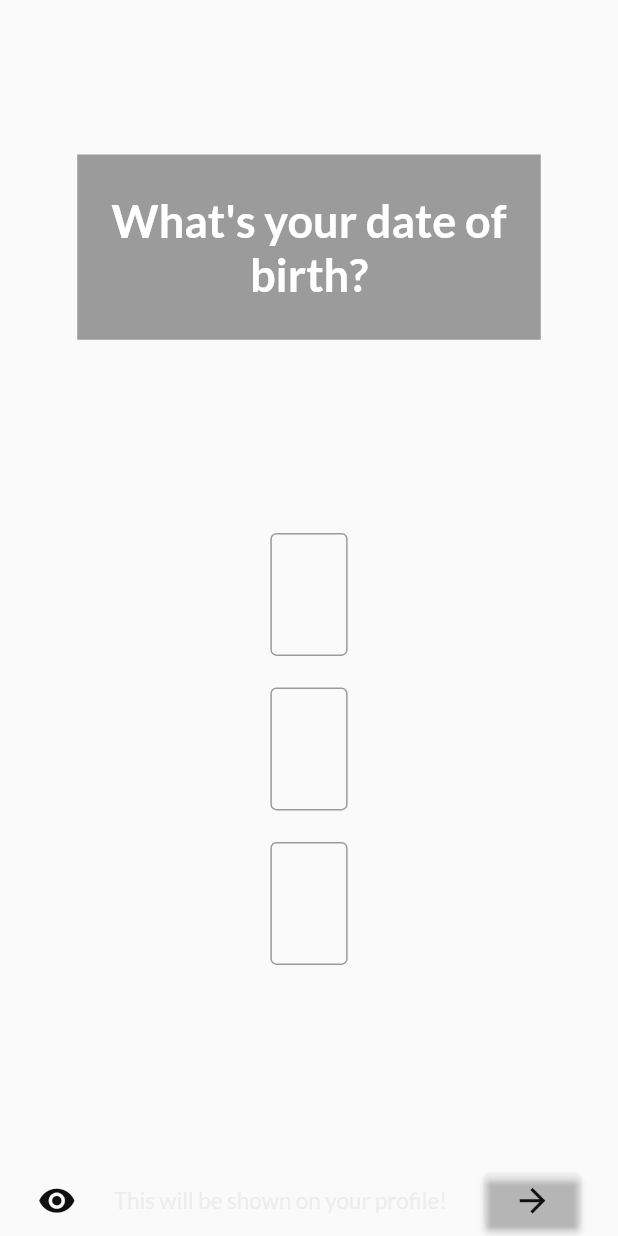
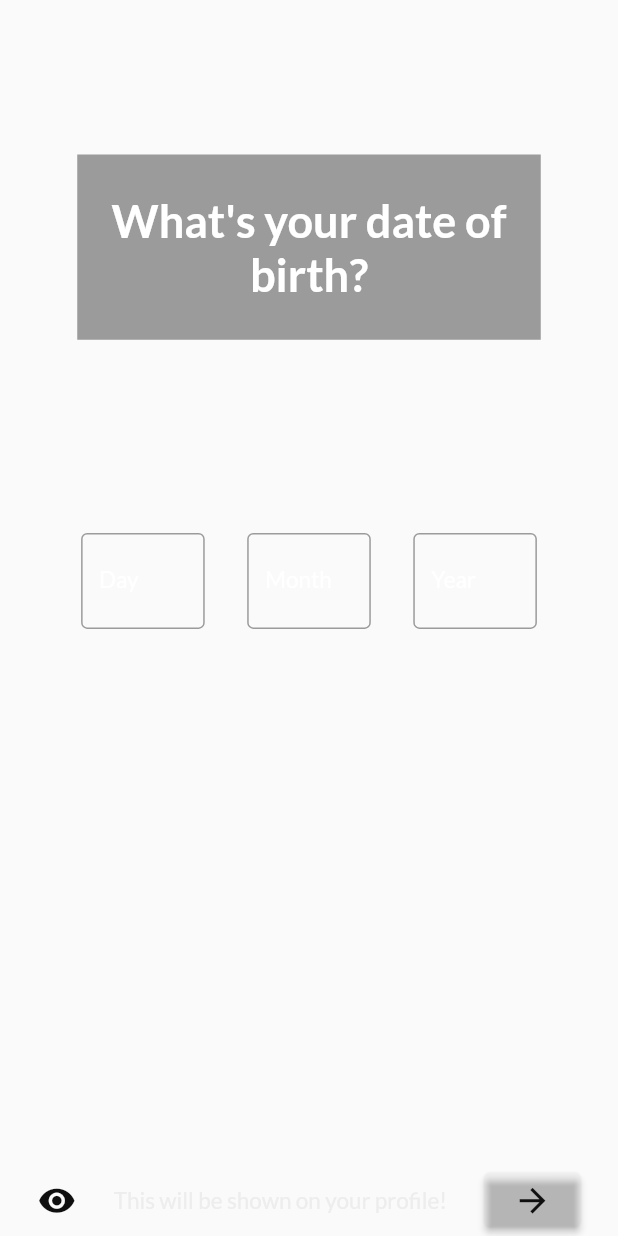
Before and after one commit to sarthakagrawal927/stumble-app, a Flutter app: the AgeColumn widget shown alone on an empty page, opened directly with empty values, on a phone screen of 412 x 824 dp. Run offline on Flutter 3.47's test engine with Material 2 defaults, Android fonts, the phone set to English and light mode, and no system bars; our stand-ins replace cloud_firestore, firebase_auth, firebase_core, flutter_otp_text_field, google_fonts, image_picker and 1 more; accounts and stored records are empty; network calls fail.

Commit message:
Added date of birth logic.

```diff
--- a/lib/main.dart
+++ b/lib/main.dart
@@ -1,3 +1,4 @@
+import 'package:dating_made_better/constants.dart';
 import 'package:dating_made_better/providers/first_screen_state_providers.dart';
 import 'package:firebase_auth/firebase_auth.dart';
 import 'package:firebase_core/firebase_core.dart';
@@ -29,6 +30,12 @@ class MyApp extends StatelessWidget {
         ChangeNotifierProvider.value(value: FirstScreenStateProviders()),
         ChangeNotifierProvider.value(
           value: Profile(
+            id: "",
+            name: "",
+            birthDate: {},
+            conversationStarterPrompt: "",
+            gender: Gender.woman,
+            isVerified: false,
             imageUrls: [],
           ),
         ),
--- a/lib/providers/profile.dart
+++ b/lib/providers/profile.dart
@@ -9,19 +9,19 @@ class Profile with ChangeNotifier {
   String id;
   String name;
   Gender gender;
-  double age;
+  var birthDate = {'year': 0, 'month': 0, 'day': 0};
   List<File> imageUrls = [];
   bool isVerified;
   String conversationStarterPrompt;
 
   Profile({
-    this.id = "",
-    this.name = "",
-    this.gender = Gender.nonBinary,
-    this.age = 0.0,
-    this.isVerified = false,
+    required this.id,
+    required this.name,
+    required this.gender,
+    required this.birthDate,
+    required this.isVerified,
     required this.imageUrls, // Make this non-required as well.
-    this.conversationStarterPrompt = "",
+    required this.conversationStarterPrompt,
   });
 
   // Setters
@@ -31,8 +31,9 @@ class Profile with ChangeNotifier {
     notifyListeners();
   }
 
-  set setAge(double ageInput) {
-    age = ageInput;
+  set setAge(var birthDateInput) {
+    birthDate = birthDateInput;
+    print(birthDate);
     notifyListeners();
   }
 
@@ -43,6 +44,15 @@ class Profile with ChangeNotifier {
 
   set setProfilePrompt(String conversationStarterPromptInput) {
     conversationStarterPrompt = conversationStarterPromptInput;
+    print(name);
+    print(birthDate);
+
+    print(gender);
+
+    print(conversationStarterPrompt);
+
+    print(imageUrls[0]);
+
     notifyListeners();
   }
 
@@ -61,6 +71,10 @@ class Profile with ChangeNotifier {
 
   Gender get getGender {
     return gender;
+  }
+
+  int get getAge {
+    return 20; //Have to change later.
   }
 
   // File get getFirstImageUrl {
@@ -125,7 +139,7 @@ class Profile with ChangeNotifier {
       currentListOfStumbles = [
         Profile(
           id: '1',
-          age: 22,
+          birthDate: {},
           name: 'A',
           gender: Gender.man,
           imageUrls: [
@@ -139,7 +153,7 @@ class Profile with ChangeNotifier {
         ),
         Profile(
           id: '3',
-          age: 22,
+          birthDate: {},
           name: 'B',
           gender: Gender.nonBinary,
           imageUrls: [
@@ -153,7 +167,7 @@ class Profile with ChangeNotifier {
         ),
         Profile(
           id: '3',
-          age: 22,
+          birthDate: {},
           name: 'C',
           gender: Gender.nonBinary,
           imageUrls: [
@@ -167,7 +181,7 @@ class Profile with ChangeNotifier {
         ),
         Profile(
           id: '3',
-          age: 22,
+          birthDate: {},
           name: 'D',
           gender: Gender.nonBinary,
           imageUrls: [
@@ -181,7 +195,7 @@ class Profile with ChangeNotifier {
         ),
         Profile(
           id: '3',
-          age: 22,
+          birthDate: {},
           name: 'E',
           gender: Gender.nonBinary,
           imageUrls: [
@@ -195,7 +209,7 @@ class Profile with ChangeNotifier {
         ),
         Profile(
           id: '2',
-          age: 22,
+          birthDate: {},
           gender: Gender.man,
           name: 'F',
           imageUrls: [
--- a/lib/widgets/new_account_screen_widgets/age_column_widget.dart
+++ b/lib/widgets/new_account_screen_widgets/age_column_widget.dart
@@ -21,9 +21,9 @@ class _AgeColumnState extends State<AgeColumn> {
   final monthTextBoxController = TextEditingController();
   final yearTextBoxController = TextEditingController();
 
-  final double _day = 0.0;
-  final double _month = 0.0;
-  final double _year = 0.0;
+  int _day = 0;
+  int _month = 0;
+  int _year = 0;
 
   @override
   void dispose() {
@@ -48,23 +48,84 @@ class _AgeColumnState extends State<AgeColumn> {
           // child: Container(
           //     color: Colors.white,
           //     height: MediaQuery.of(context).size.height / 2,
-          child: Column(
+          child: Row(
             mainAxisAlignment: MainAxisAlignment.spaceEvenly,
             children: [
-              DateInputBox(
-                controller: dayTextBoxController,
-                calendarParameter: _day,
-                calendarParameterText: "Day",
+              SizedBox(
+                width: MediaQuery.of(context).size.width / 5,
+                child: TextField(
+                  keyboardType: TextInputType.datetime,
+                  controller: dayTextBoxController,
+                  cursorColor: const Color.fromRGBO(15, 15, 15, 1),
+                  style: const TextStyle(
+                    color: Color.fromRGBO(237, 237, 237, 1),
+                    fontSize: 20,
+                  ),
+                  decoration: InputDecoration(
+                    border: const OutlineInputBorder(),
+                    labelText: 'Day',
+                    labelStyle: GoogleFonts.lato(
+                      fontSize: 15,
+                      color: Colors.white,
+                    ),
+                  ),
+                  onChanged: (value) {
+                    setState(() {
+                      _day = int.parse(value);
+                    });
+                  },
+                ),
               ),
-              DateInputBox(
-                controller: monthTextBoxController,
-                calendarParameter: _month,
-                calendarParameterText: "Month",
+              SizedBox(
+                width: MediaQuery.of(context).size.width / 5,
+                child: TextField(
+                  keyboardType: TextInputType.datetime,
+                  controller: monthTextBoxController,
+                  cursorColor: const Color.fromRGBO(15, 15, 15, 1),
+                  style: const TextStyle(
+                    color: Color.fromRGBO(237, 237, 237, 1),
+                    fontSize: 20,
+                  ),
+                  decoration: InputDecoration(
+                    border: const OutlineInputBorder(),
+                    labelText: 'Month',
+                    labelStyle: GoogleFonts.lato(
+                      fontSize: 15,
+                      color: Colors.white,
+                    ),
+                  ),
+                  onChanged: (value) {
+                    setState(() {
+                      print("Month" + _month.toString());
+                      _month = int.parse(value);
+                    });
+                  },
+                ),
               ),
-              DateInputBox(
-                controller: yearTextBoxController,
-                calendarParameter: _year,
-                calendarParameterText: "Year",
+              SizedBox(
+                width: MediaQuery.of(context).size.width / 5,
+                child: TextField(
+                  keyboardType: TextInputType.datetime,
+                  controller: yearTextBoxController,
+                  cursorColor: const Color.fromRGBO(15, 15, 15, 1),
+                  style: const TextStyle(
+                    color: Color.fromRGBO(237, 237, 237, 1),
+                    fontSize: 20,
+                  ),
+                  decoration: InputDecoration(
+                    border: const OutlineInputBorder(),
+                    labelText: 'Year',
+                    labelStyle: GoogleFonts.lato(
+                      fontSize: 15,
+                      color: Colors.white,
+                    ),
+                  ),
+                  onChanged: (value) {
+                    setState(() {
+                      _year = int.parse(value);
+                    });
+                  },
+                ),
               ),
             ],
           ),
@@ -76,73 +137,14 @@ class _AgeColumnState extends State<AgeColumn> {
           () {
             Provider.of<FirstScreenStateProviders>(context, listen: false)
                 .setisAgeSubmittedValue = true;
-
-            Provider.of<Profile>(context, listen: false).setAge =
-                (DateTime.now().year) - _year;
+            Provider.of<Profile>(context, listen: false).setAge = {
+              'year': _year,
+              'month': _month,
+              'day': _day
+            };
           },
         )
       ],
     );
   }
 }
-
-class DateInputBox extends StatefulWidget {
-  const DateInputBox(
-      {super.key,
-      required this.controller,
-      required this.calendarParameter,
-      required this.calendarParameterText});
-  final TextEditingController controller;
-  final double calendarParameter;
-  final String calendarParameterText;
-
-  @override
-  // ignore: no_logic_in_create_state
-  State<DateInputBox> createState() => _DateInputBoxState(
-        controller,
-        calendarParameter,
-        calendarParameterText,
-      );
-}
-
-class _DateInputBoxState extends State<DateInputBox> {
-  final TextEditingController controller;
-  double calendarParameter;
-  String calendarParameterText;
-
-  _DateInputBoxState(
-      this.controller, this.calendarParameter, this.calendarParameterText);
-
-  @override
-  Widget build(BuildContext context) {
-    return SizedBox(
-      height: MediaQuery.of(context).size.height / 8,
-      width: MediaQuery.of(context).size.width / 8,
-      child: TextField(
-        controller: controller,
-        cursorColor: const Color.fromRGBO(15, 15, 15, 1),
-        keyboardAppearance: Brightness.dark,
-        style: const TextStyle(
-          color: Color.fromRGBO(237, 237, 237, 1),
-          decorationColor: Colors.white,
-          fontSize: 35,
-        ),
-        decoration: InputDecoration(
-          border: const OutlineInputBorder(
-              borderSide: BorderSide(color: Colors.white, width: 20)),
-          labelText: calendarParameterText,
-          labelStyle: GoogleFonts.lato(
-            fontSize: 25,
-            color: Colors.white,
-          ),
-        ),
-        keyboardType: TextInputType.datetime,
-        onSubmitted: (value) {
-          setState(() {
-            calendarParameter = double.parse(value);
-          });
-        },
-      ),
-    );
-  }
-}
--- a/lib/widgets/swipe_card.dart
+++ b/lib/widgets/swipe_card.dart
@@ -36,7 +36,7 @@ class SwipeCard extends StatelessWidget {
                     ),
                   ),
                   Text(
-                    "${profile.age.toInt()} ",
+                    profile.getAge.toString(),
                     style: const TextStyle(
                       color: Colors.white,
                       fontSize: 35,
```
